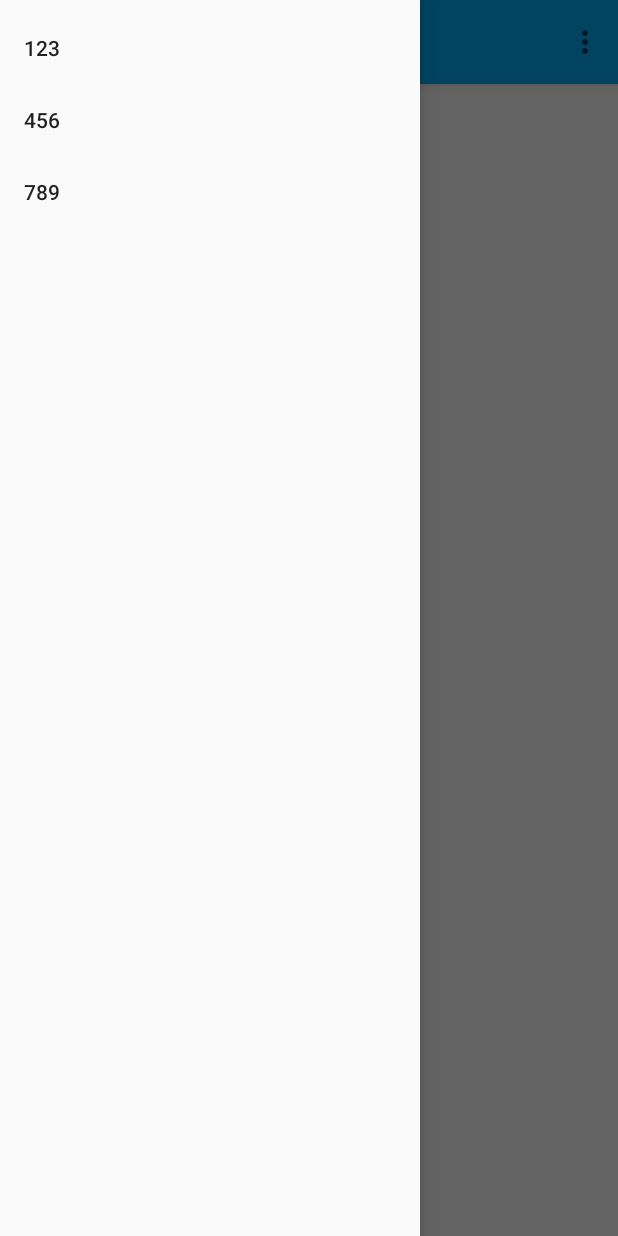
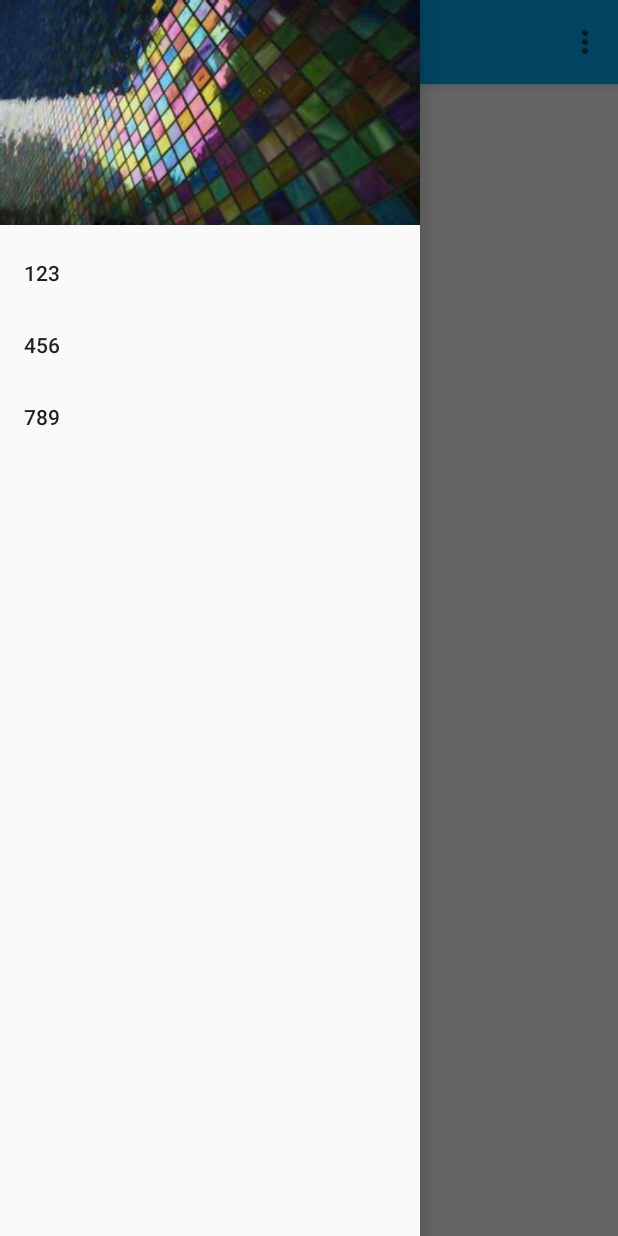
Before and after one commit to NinjaRhyme/Notebook--Android, an Android app: the screen it shows after launch (MainActivity), with the side drawer open, on a phone screen of 412 x 824 dp. Run offline under Robolectric (Android 15) with nearby library versions, the phone set to English and light mode, and no system bars.

Commit message:
Update drawer header

```diff
--- a/app/src/main/res/layout/activity_main.xml
+++ b/app/src/main/res/layout/activity_main.xml
@@ -53,7 +53,7 @@
                     android:layout_height="712dp"
                     android:textAppearance="?android:attr/textAppearanceLarge"
                     android:text="Large Text"
-                    android:id="@+id/textView" />
+                    android:id="@+id/textView"/>
 
             </LinearLayout>
 
--- a/app/src/main/res/layout/drawer_header.xml
+++ b/app/src/main/res/layout/drawer_header.xml
@@ -1,5 +1,11 @@
 <?xml version="1.0" encoding="utf-8"?>
-<RelativeLayout xmlns:android="http://schemas.android.com/apk/res/android"
-    android:layout_width="match_parent" android:layout_height="match_parent">
+<RelativeLayout
+    xmlns:android="http://schemas.android.com/apk/res/android"
+    android:layout_width="match_parent"
+    android:layout_height="150dp"
+    android:background="@drawable/drawer_header"
+    android:orientation="vertical">
+
+
 
 </RelativeLayout>
```
Also changed, not shown: app/src/main/res/drawable/drawer_header.jpg (added).
